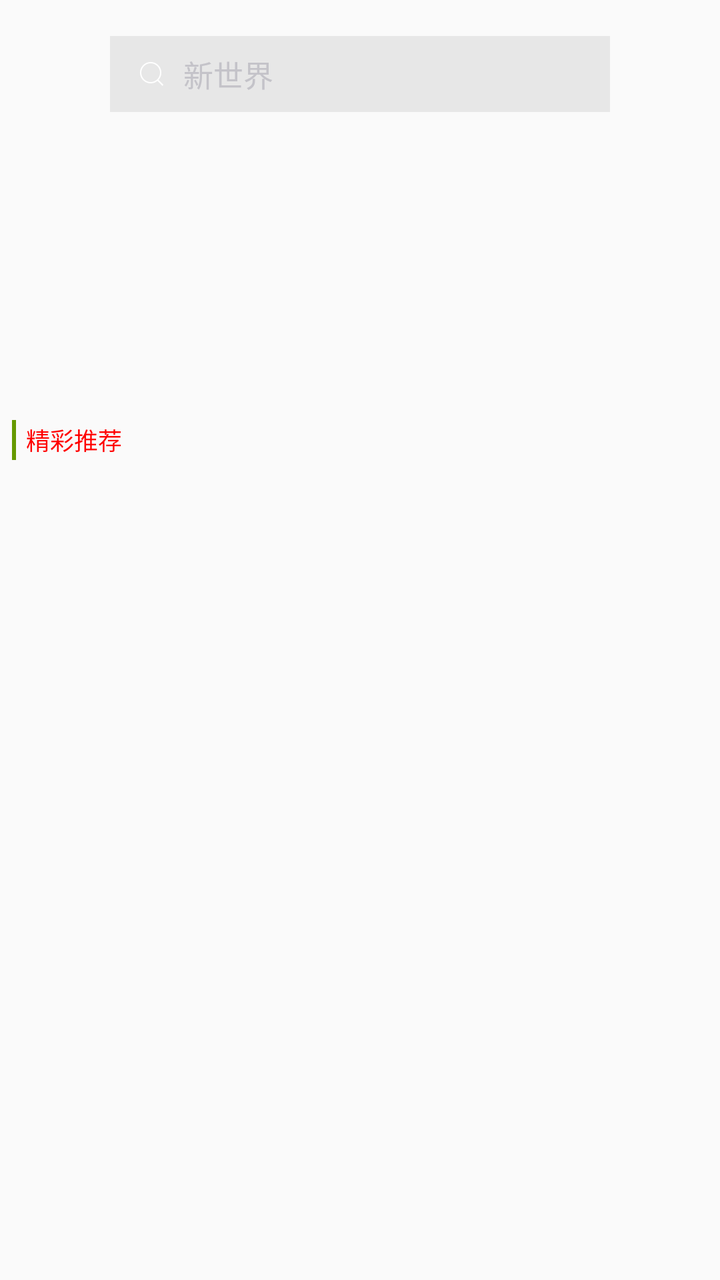
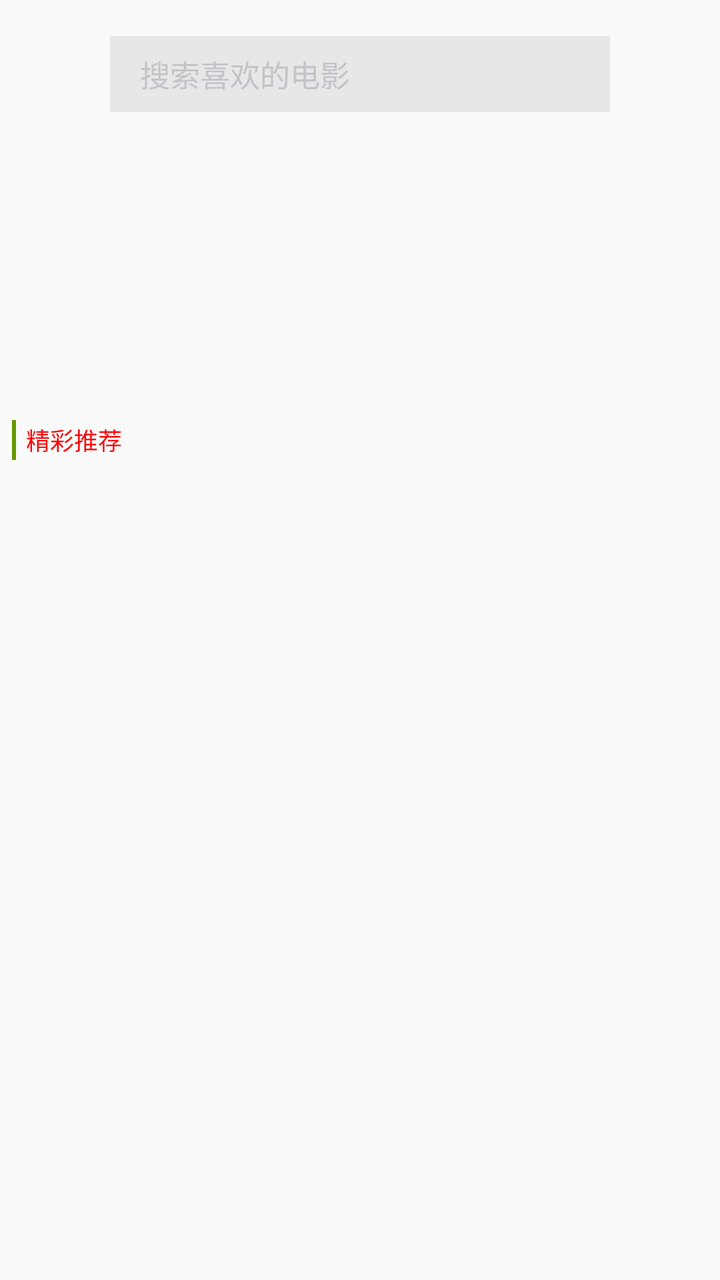

Compare the two renders of this Android layout. The source of the first and the diff that turns it into the second are given below.
<!-- AndroidManifest.xml: application theme AppTheme -->
<!-- res/layout/recommend_header.xml -->
<?xml version="1.0" encoding="utf-8"?>
<RelativeLayout xmlns:android="http://schemas.android.com/apk/res/android"
    android:layout_width="match_parent"
    android:layout_height="wrap_content"
    android:background="@android:color/transparent"
    android:orientation="vertical">

    <androidx.viewpager2.widget.ViewPager2
        android:id="@+id/banner"
        android:layout_width="match_parent"
        android:layout_height="200dp" />

    <RelativeLayout
        android:id="@+id/rlGoSearch"
        android:layout_width="250dp"
        android:layout_height="wrap_content"
        android:layout_centerHorizontal="true"
        android:layout_marginTop="18dp"
        android:background="#50bbbbbb"
        android:paddingLeft="15dp">

        <TextView
            android:id="@+id/etSearchKey"
            android:layout_width="match_parent"
            android:layout_height="38dp"
            android:background="@null"
            android:drawableLeft="@mipmap/search"
            android:drawablePadding="10dp"
            android:gravity="center_vertical"
            android:imeOptions="actionSearch"
            android:text="新世界"
            android:textColor="#c4c3c9"
            android:textSize="15sp" />


    </RelativeLayout>

    <LinearLayout
        android:id="@+id/ll_type"
        android:layout_width="match_parent"
        android:layout_height="wrap_content"
        android:layout_below="@+id/banner"
        android:paddingBottom="10dp"
        android:paddingLeft="6dp"
        android:paddingTop="10dp">

        <View
            android:layout_width="2dp"
            android:layout_height="20dp"
            android:background="@android:color/holo_green_dark" />

        <TextView
            android:id="@+id/tv_type"
            style="@style/small_tv_style"
            android:layout_gravity="center_vertical"
            android:layout_marginLeft="5dp"
            android:text="精彩推荐"
            android:textColor="@color/red" />
    </LinearLayout>
</RelativeLayout>
<!-- resources referenced by this layout -->
<resources>
  <color name="red">#FF0000</color>
  <!-- mipmap search: png bitmap (mipmap-xxhdpi, 713 bytes) -->
  <style name="small_tv_style">
          <item name="android:layout_width">wrap_content</item>
          <item name="android:layout_height">wrap_content</item>
          <item name="android:textColor">@android:color/white</item>
          <item name="android:textSize">12sp</item>
      </style>
  <style name="AppTheme" parent="BaseAppTheme">
          
          
          
          <item name="android:navigationBarColor">@color/colorAccent</item>
          <item name="android:colorControlHighlight">@color/colorAccent</item>
  
      </style>
  <style name="BaseAppTheme" parent="Theme.AppCompat.DayNight.NoActionBar">
          
          <item name="colorPrimary">@color/colorAccent</item>
          <item name="colorPrimaryDark">@color/colorPrimaryDark</item>
          <item name="colorAccent">@color/colorAccent</item>
          <item name="windowActionBar">false</item>
          <item name="windowNoTitle">true</item>
          
          <item name="android:actionBarSize">50dp</item>
          
          <item name="colorControlNormal">@android:color/white</item>
      </style>
  <color name="colorAccent">#FFC0CB</color>
  <color name="colorPrimaryDark">#FFC0CB</color>
</resources>

<!-- the commit's change to res/layout/recommend_header.xml (unified diff, before → after) -->
@@ -1,5 +1,6 @@
 <?xml version="1.0" encoding="utf-8"?>
 <RelativeLayout xmlns:android="http://schemas.android.com/apk/res/android"
+    xmlns:app="http://schemas.android.com/apk/res-auto"
     android:layout_width="match_parent"
     android:layout_height="wrap_content"
     android:background="@android:color/transparent"
@@ -17,20 +18,20 @@
         android:layout_centerHorizontal="true"
         android:layout_marginTop="18dp"
         android:background="#50bbbbbb"
-        android:paddingLeft="15dp">
+        android:paddingStart="15dp"
+        android:paddingEnd="15dp">
 
         <TextView
             android:id="@+id/etSearchKey"
             android:layout_width="match_parent"
             android:layout_height="38dp"
             android:background="@null"
-            android:drawableLeft="@mipmap/search"
             android:drawablePadding="10dp"
             android:gravity="center_vertical"
-            android:imeOptions="actionSearch"
-            android:text="新世界"
+            android:text="@string/search_video_hint"
             android:textColor="#c4c3c9"
-            android:textSize="15sp" />
+            android:textSize="15sp"
+            app:drawableStartCompat="@mipmap/search" />
 
 
     </RelativeLayout>
@@ -41,7 +42,8 @@
         android:layout_height="wrap_content"
         android:layout_below="@+id/banner"
         android:paddingBottom="10dp"
-        android:paddingLeft="6dp"
+        android:paddingStart="6dp"
+        android:paddingEnd="6dp"
         android:paddingTop="10dp">
 
         <View
@@ -53,8 +55,8 @@
             android:id="@+id/tv_type"
             style="@style/small_tv_style"
             android:layout_gravity="center_vertical"
-            android:layout_marginLeft="5dp"
-            android:text="精彩推荐"
+            android:layout_marginStart="5dp"
+            android:text="@string/recommended_videos"
             android:textColor="@color/red" />
     </LinearLayout>
 </RelativeLayout>
<!-- resource entries referenced after the edit -->
@@ -2,6 +2,8 @@
 <resources>
   <color name="red">#FF0000</color>
   <!-- mipmap search: png bitmap (mipmap-xxhdpi, 713 bytes) -->
+  <string name="recommended_videos">精彩推荐</string>
+  <string name="search_video_hint">搜索喜欢的电影</string>
   <style name="small_tv_style">
           <item name="android:layout_width">wrap_content</item>
           <item name="android:layout_height">wrap_content</item>
@@ -9,12 +11,8 @@
           <item name="android:textSize">12sp</item>
       </style>
   <style name="AppTheme" parent="BaseAppTheme">
-          
-          
-          
           <item name="android:navigationBarColor">@color/colorAccent</item>
           <item name="android:colorControlHighlight">@color/colorAccent</item>
-  
       </style>
   <style name="BaseAppTheme" parent="Theme.AppCompat.DayNight.NoActionBar">
           
